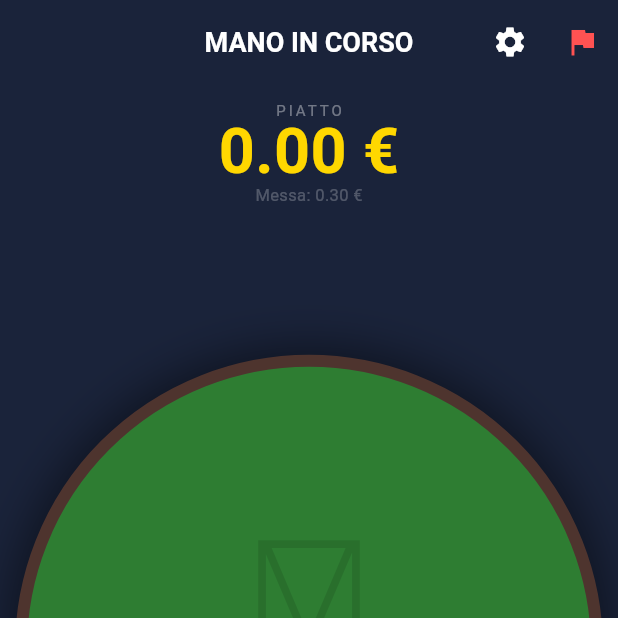
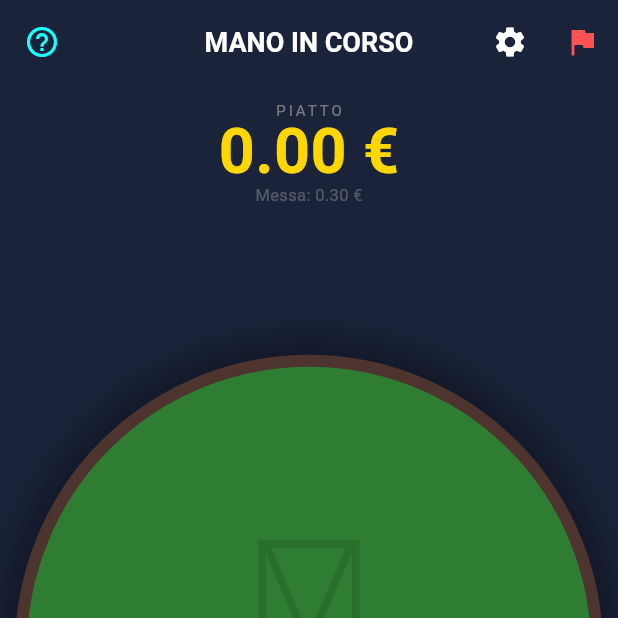
Before and after one commit to mviolicautha/bestia-score-keeper, a Flutter app: the screen it shows after launch, on a phone screen of 412 x 824 dp, the top half of it. Run offline on Flutter 3.47's test engine with Material 3 defaults, Android fonts, the phone set to English and light mode, and no system bars; drawn by our look-alikes of showcaseview; our stand-ins replace sqflite; accounts and stored records are empty.

```diff
--- a/lib/ui/screens/game_table_screen.dart
+++ b/lib/ui/screens/game_table_screen.dart
@@ -1,14 +1,34 @@
 import 'dart:math';
 import 'package:flutter/material.dart';
 import 'package:provider/provider.dart';
+import 'package:showcaseview/showcaseview.dart';
 import 'package:bestia_scoreboard_application/logic/game_provider.dart';
 import 'package:bestia_scoreboard_application/data/model/player.dart';
 
-class GameTableScreen extends StatelessWidget {
+class GameTableScreen extends StatefulWidget {
   const GameTableScreen({super.key});
 
   @override
+  State<GameTableScreen> createState() => _GameTableScreenState();
+}
+
+class _GameTableScreenState extends State<GameTableScreen> {
+  // Chiavi per il Tutorial
+  final GlobalKey _potKey = GlobalKey();
+  final GlobalKey _settingsKey = GlobalKey();
+  final GlobalKey _undoKey = GlobalKey();
+  final GlobalKey _addPlayerKey = GlobalKey();
+  final GlobalKey _actionsKey = GlobalKey();
+  final GlobalKey _endGameKey = GlobalKey();
+
+  @override
   Widget build(BuildContext context) {
+    return ShowCaseWidget(
+      builder: (context) => _buildScaffold(context),
+    );
+  }
+
+  Widget _buildScaffold(BuildContext context) {
     final game = context.watch<GameProvider>();
 
     // Status Bar & Colori
@@ -36,8 +56,28 @@ class GameTableScreen extends StatelessWidget {
         centerTitle: true,
         backgroundColor: const Color(0xFF1A233A),
         elevation: 0,
-        leading: game.canUndo
-          ? IconButton(
+        // TASTO TUTORIAL (Sinistra)
+        leading: IconButton(
+          icon: const Icon(Icons.help_outline, color: Colors.cyanAccent),
+          tooltip: "Guida / Tutorial",
+          onPressed: () {
+            ShowCaseWidget.of(context).startShowCase([
+              _potKey,
+              _addPlayerKey,
+              _actionsKey, // Il cuore della spiegazione è qui
+              _undoKey,
+              _endGameKey,
+            ]);
+          },
+        ),
+        actions: [
+          // UNDO
+          if (game.canUndo)
+            Showcase(
+              key: _undoKey,
+              title: 'Annulla Azione',
+              description: 'Hai sbagliato a segnare?\nTorna indietro fino a 5 mosse.',
+              child: IconButton(
                 icon: const Icon(Icons.undo, color: Colors.amberAccent),
                 tooltip: "Annulla ultima azione",
                 onPressed: () {
@@ -46,9 +86,11 @@ class GameTableScreen extends StatelessWidget {
                     const SnackBar(content: Text("Azione annullata"), duration: Duration(seconds: 1))
                   );
                 },
-            )
-          : null,
-        actions: [
+              ),
+            ),
+
+          // SETTINGS
+          // (Non mettiamo il tutorial qui per non affollare, è intuitivo)
           IconButton(
             icon: Icon(Icons.settings, color: game.canChangeBet ? Colors.white : Colors.white24),
             tooltip: "Imposta Messa",
@@ -60,18 +102,29 @@ class GameTableScreen extends StatelessWidget {
               }
             },
           ),
-          IconButton(
+
+          // END GAME
+          Showcase(
+            key: _endGameKey,
+            title: 'Fine Partita',
+            description: 'Termina la sessione, restituisce gli inviti\ne calcola la classifica finale.',
+            child: IconButton(
               icon: const Icon(Icons.flag, color: Colors.redAccent),
               tooltip: "Termina Partita",
               onPressed: () => _showEndGameDialog(context)
+            ),
           ),
         ],
       ),
       backgroundColor: const Color(0xFF1A233A),
       body: Column(
         children: [
-          // HEADER PIATTO
-          Container(
+          // HEADER PIATTO (Showcased)
+          Showcase(
+            key: _potKey,
+            title: 'Il Piatto',
+            description: "Qui vedi il montepremi attuale.\nL'invito viene versato automaticamente.",
+            child: Container(
               padding: const EdgeInsets.symmetric(vertical: 10),
               child: Column(
                 children: [
@@ -79,6 +132,7 @@ class GameTableScreen extends StatelessWidget {
                   Text("${game.currentPot.toStringAsFixed(2)} €", style: const TextStyle(color: Color(0xFFFFD700), fontSize: 42, fontWeight: FontWeight.bold, height: 1.0)),
                   Text("Messa: ${game.baseBet.toStringAsFixed(2)} €", style: const TextStyle(color: Colors.white24, fontSize: 11)),
                 ],
+              ),
             ),
           ),
 
@@ -130,20 +184,16 @@ class GameTableScreen extends StatelessWidget {
 
                           int groupIndex = game.getPlayerGroupIndex(p.id);
 
-                          // --- LOGICA DISABILITAZIONE VISIVA ---
                           bool isDisabled = false;
-                          // Se siamo in fase PickingLosers E il giocatore ha vinto questa mano, lo disabilitiamo
                           if (game.currentPhase == GamePhase.pickingLosers) {
                             if (game.currentHandWinners.contains(p.id)) {
                               isDisabled = true;
                             }
                           }
-                          // -------------------------------------
 
                           return Transform.translate(
                             offset: Offset(playerRadius * cos(angle), playerRadius * sin(angle)),
                             child: GestureDetector(
-                              // Se disabilitato, il tap è null (non cliccabile)
                               onTap: isDisabled ? null : () {
                                 if (game.currentPhase == GamePhase.dealerSelection) {
                                   if (game.canChangeBet) {
@@ -151,15 +201,19 @@ class GameTableScreen extends StatelessWidget {
                                   }
                                   return;
                                 }
-                                game.togglePlayerSelection(p.id);
+
+                                bool success = game.togglePlayerSelection(p.id);
+                                if (!success && game.currentPhase == GamePhase.pickingLosers) {
+                                   ScaffoldMessenger.of(context).showSnackBar(
+                                    const SnackBar(
+                                      content: Text("Impossibile! Questo giocatore ha vinto la mano."),
+                                      backgroundColor: Colors.redAccent,
+                                      duration: Duration(seconds: 1),
+                                    )
+                                   );
+                                }
                               },
-                              child: _buildEnhancedPlayerAvatar(
-                                p,
-                                groupIndex,
-                                game.currentPhase,
-                                angle,
-                                isDisabled: isDisabled // Passiamo lo stato
-                              ),
+                              child: _buildEnhancedPlayerAvatar(p, groupIndex, game.currentPhase, angle, isDisabled: isDisabled),
                             ),
                           );
                         }),
@@ -192,8 +246,6 @@ class GameTableScreen extends StatelessWidget {
     Color borderColor = Colors.white24;
     double borderWidth = 2;
     double scale = 1.0;
-
-    // Se disabilitato, riduciamo l'opacità
     double opacity = isDisabled ? 0.3 : 1.0;
 
     List<Color> groupColors = [Colors.greenAccent, Colors.cyanAccent, Colors.orangeAccent, Colors.purpleAccent];
@@ -212,10 +264,8 @@ class GameTableScreen extends StatelessWidget {
       groupLabel = "GRUPPO $letter";
     }
 
-    // Hash Colore Sfondo (rimane utile per distinguere visivamente i giocatori anche senza iniziali)
     final int hash = player.name.codeUnits.fold(0, (p, c) => p + c);
     final List<Color> avatarColors = [Colors.blue.shade700, Colors.teal.shade700, Colors.indigo.shade700, Colors.deepPurple.shade700, Colors.brown.shade700];
-
     final Color avatarColor = isDisabled ? Colors.grey.shade800 : avatarColors[hash % avatarColors.length];
 
     return Opacity(
@@ -229,7 +279,6 @@ class GameTableScreen extends StatelessWidget {
               clipBehavior: Clip.none,
               alignment: Alignment.topCenter,
               children: [
-                // AVATAR CON ICONA
                 Container(
                   decoration: BoxDecoration(
                     shape: BoxShape.circle,
@@ -237,14 +286,13 @@ class GameTableScreen extends StatelessWidget {
                     boxShadow: [BoxShadow(color: Colors.black.withOpacity(0.3), blurRadius: 4, offset: const Offset(0, 2))],
                   ),
                   child: CircleAvatar(
-                    radius: 28, // Leggermente più grande (era 26)
+                    radius: 28,
                     backgroundColor: avatarColor,
                     foregroundColor: Colors.white,
-                    child: const Icon(Icons.person, size: 34), // Icona Utente
+                    child: const Icon(Icons.person, size: 34),
                   ),
                 ),
 
-                // BADGE GRUPPO
                 if (groupLabel != null)
                   Positioned(
                     top: -12,
@@ -271,13 +319,12 @@ class GameTableScreen extends StatelessWidget {
             ),
             const SizedBox(height: 6),
 
-            // BOX NOME & SCORE
             Container(
-              padding: const EdgeInsets.symmetric(horizontal: 10, vertical: 5), // Più padding verticale
-              constraints: const BoxConstraints(maxWidth: 95), // Più largo per accogliere font maggiore
+              padding: const EdgeInsets.symmetric(horizontal: 10, vertical: 5),
+              constraints: const BoxConstraints(maxWidth: 95),
               decoration: BoxDecoration(
                 color: Colors.black87,
-                borderRadius: BorderRadius.circular(10), // Più arrotondato
+                borderRadius: BorderRadius.circular(10),
                 border: Border.all(color: Colors.white12),
               ),
               child: Column(
@@ -289,7 +336,7 @@ class GameTableScreen extends StatelessWidget {
                     overflow: TextOverflow.ellipsis,
                     style: const TextStyle(
                       color: Colors.white,
-                      fontSize: 13, // NOME PIÙ GRANDE
+                      fontSize: 13,
                       fontWeight: FontWeight.bold
                     )
                   ),
@@ -299,7 +346,7 @@ class GameTableScreen extends StatelessWidget {
                     textAlign: TextAlign.center,
                     style: TextStyle(
                       color: player.score < 0 ? Colors.redAccent : Colors.greenAccent,
-                      fontSize: 11, // Punteggio rimane 11 per gerarchia visiva
+                      fontSize: 11,
                       fontWeight: FontWeight.w900,
                       letterSpacing: 0.5
                     )
@@ -333,6 +380,19 @@ class GameTableScreen extends StatelessWidget {
   }
 
   Widget _buildBottomControls(BuildContext context, GameProvider game) {
+    // SHOWCASE PRINCIPALE: Flusso di Gioco
+    return Showcase(
+      key: _actionsKey,
+      title: 'Flusso di Gioco (3 Fasi)',
+      description:
+        "1. INIZIALE: Usa 'PASSA' per far girare le carte e alzare il piatto.\n\n"
+        "2. VINCITORI: Premi 'GIOCA MANO' per assegnare le quote. Usa il tasto LINK per creare società.\n\n"
+        "3. SCONFITTI: Dopo le vincite, seleziona chi è andato in Bestia (anche qui puoi creare gruppi).",
+      child: _buildRealBottomControls(context, game),
+    );
+  }
+
+  Widget _buildRealBottomControls(BuildContext context, GameProvider game) {
     if (game.currentPhase == GamePhase.dealerSelection) {
         bool canAddMore = game.players.length < 15;
         bool isPotClean = game.canChangeBet;
@@ -352,7 +412,12 @@ class GameTableScreen extends StatelessWidget {
 
             Row(
               children: [
-                FloatingActionButton.small(
+                // SHOWCASE AGGIUNGI
+                Showcase(
+                  key: _addPlayerKey,
+                  title: 'Imposta Tavolo',
+                  description: 'Aggiungi i giocatori qui.\nIl primo inserito sarà il mazziere.',
+                  child: FloatingActionButton.small(
                     heroTag: "add",
                     backgroundColor: enableAddButton ? Colors.blueGrey : Colors.grey[800],
                     onPressed: () {
@@ -364,6 +429,7 @@ class GameTableScreen extends StatelessWidget {
                       }
                     },
                     child: Icon(Icons.person_add, color: enableAddButton ? Colors.white : Colors.white24)
+                  ),
                 ),
                 const SizedBox(width: 12),
 
@@ -386,6 +452,7 @@ class GameTableScreen extends StatelessWidget {
         );
     }
 
+    // FASE 2/3
     Color btnColor = game.currentPhase == GamePhase.pickingWinners ? const Color(0xFF43A047) : const Color(0xFFE53935);
     String btnText = game.currentPhase == GamePhase.pickingWinners ? "CONFERMA" : "FINE MANO";
     VoidCallback? onConfirm;
--- a/pubspec.yaml
+++ b/pubspec.yaml
@@ -39,6 +39,7 @@ dependencies:
   provider: ^6.1.1
   sqflite: ^2.3.0
   path: ^1.9.0
+  showcaseview: ^3.0.0
 
 dev_dependencies:
   flutter_test:
```
Also changed, not shown: pubspec.lock. Lines whose indentation alone changed are shown as unchanged.
